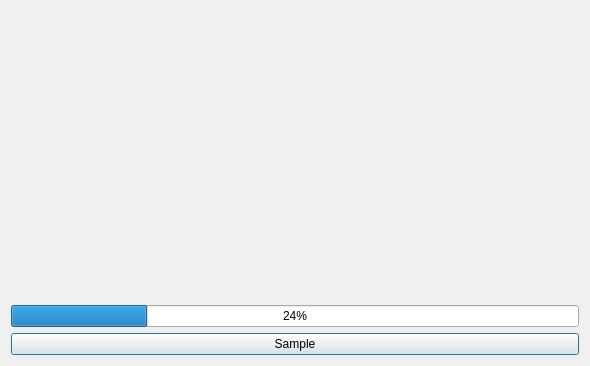
The window that modules/ui/views/windows/sample.ui (HashakGik/OneTrainer-QT6) describes before a commit, drawn with Qt 5.
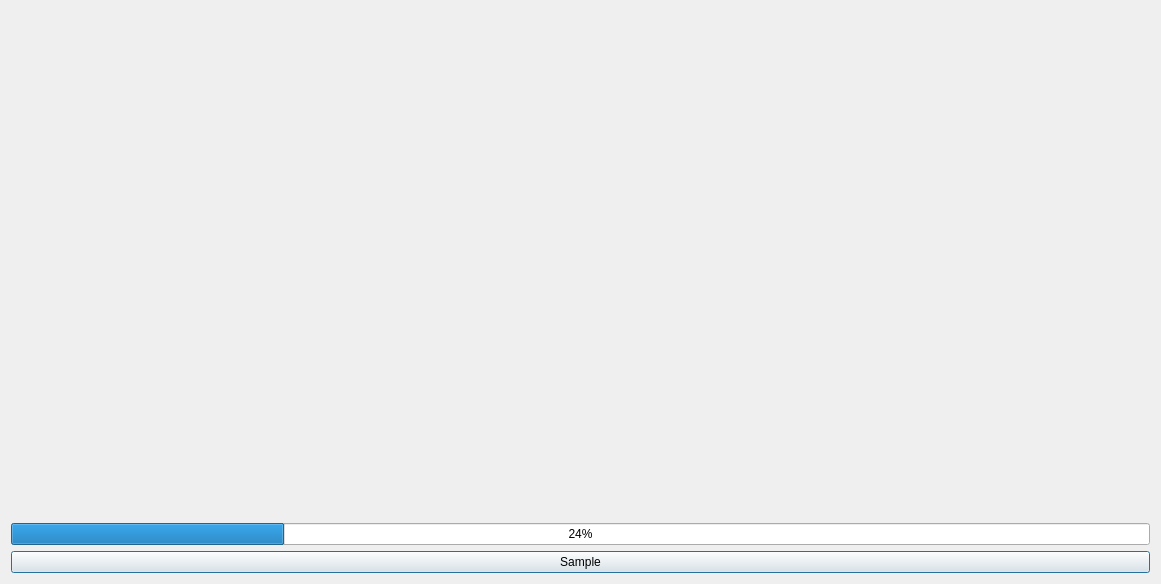
The same window after the commit.

```diff
--- a/modules/ui/views/windows/sample.ui
+++ b/modules/ui/views/windows/sample.ui
@@ -9,8 +9,8 @@
    <rect>
     <x>0</x>
     <y>0</y>
-    <width>590</width>
-    <height>366</height>
+    <width>1161</width>
+    <height>584</height>
    </rect>
   </property>
   <property name="sizePolicy">
@@ -32,23 +32,36 @@
    <item row="0" column="2" rowspan="3">
     <layout class="QVBoxLayout" name="sampleLay"/>
    </item>
-   <item row="1" column="0" colspan="2">
+   <item row="0" column="2">
+    <widget class="QLabel" name="previewLbl">
+     <property name="sizePolicy">
+      <sizepolicy hsizetype="Expanding" vsizetype="Expanding">
+       <horstretch>0</horstretch>
+       <verstretch>0</verstretch>
+      </sizepolicy>
+     </property>
+     <property name="text">
+      <string/>
+     </property>
+     <property name="scaledContents">
+      <bool>true</bool>
+     </property>
+    </widget>
+   </item>
+   <item row="2" column="0" colspan="3">
+    <widget class="QPushButton" name="sampleBtn">
+     <property name="text">
+      <string>Sample</string>
+     </property>
+    </widget>
+   </item>
+   <item row="1" column="0" colspan="3">
     <widget class="QProgressBar" name="progressBar">
      <property name="value">
       <number>24</number>
      </property>
     </widget>
    </item>
-   <item row="2" column="0" colspan="2">
-    <widget class="QPushButton" name="sampleBtn">
-     <property name="text">
-      <string>Sample</string>
-     </property>
-    </widget>
-   </item>
-   <item row="0" column="0" colspan="2">
-    <layout class="QGridLayout" name="paramsLay"/>
-   </item>
   </layout>
  </widget>
  <tabstops>
```
Left out of the diff: 4 changed lines with no effect on the pictures.
